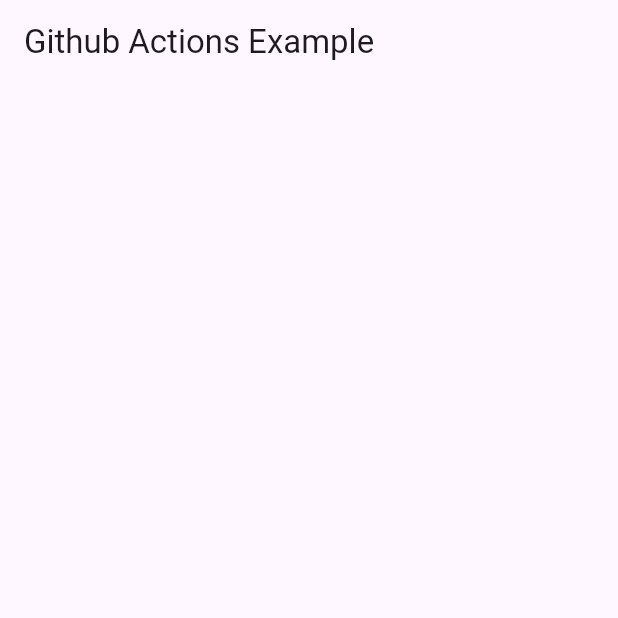
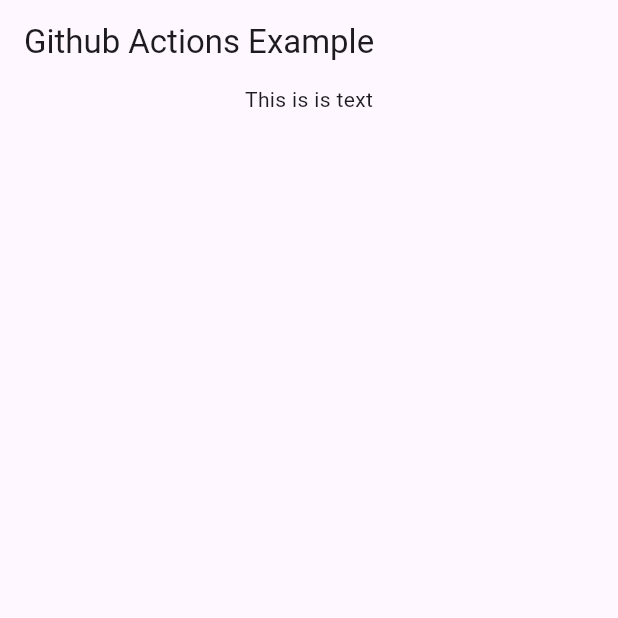
Before and after one commit to techyNouman/github_actions_example, a Flutter app: the screen it shows after launch, on a phone screen of 412 x 824 dp, the top half of it. Run offline on Flutter 3.47's test engine with Material 3 defaults, Android fonts, the phone set to English and light mode, and no system bars.

Commit message:
create release build

```diff
--- a/lib/home.dart
+++ b/lib/home.dart
@@ -17,6 +17,9 @@ class _HomeState extends State<Home> {
       body: const Column(
         children: [
 
+          Center(
+            child: Text("This is is text"),
+          )
         ],
       ),
     );
```
